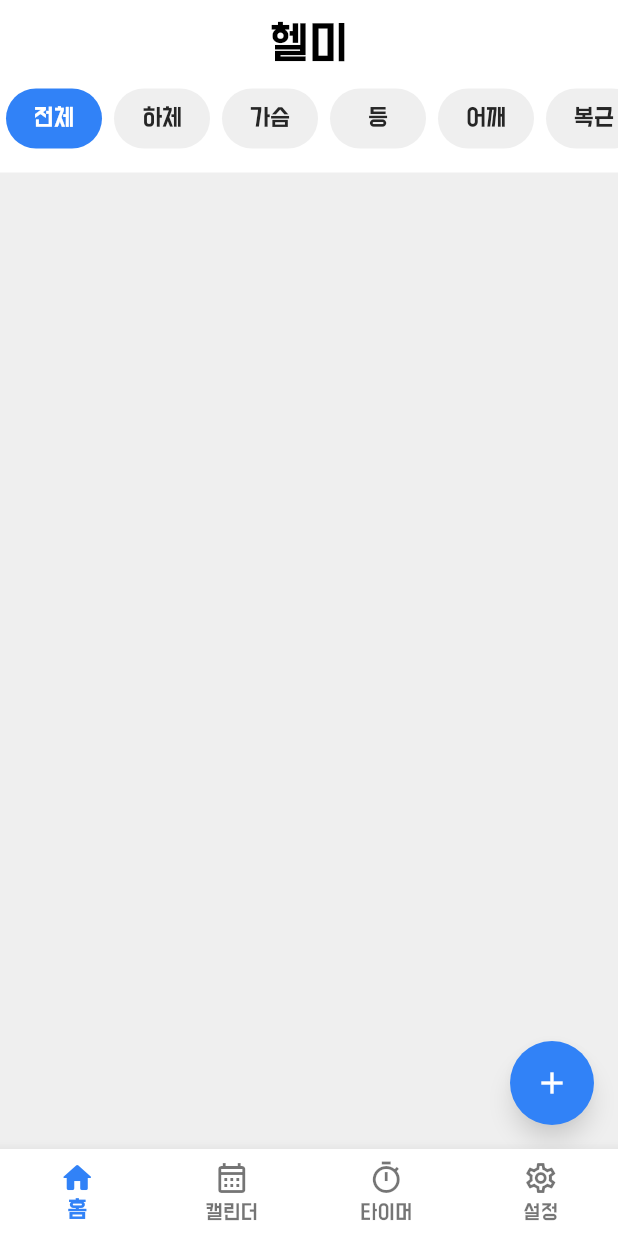
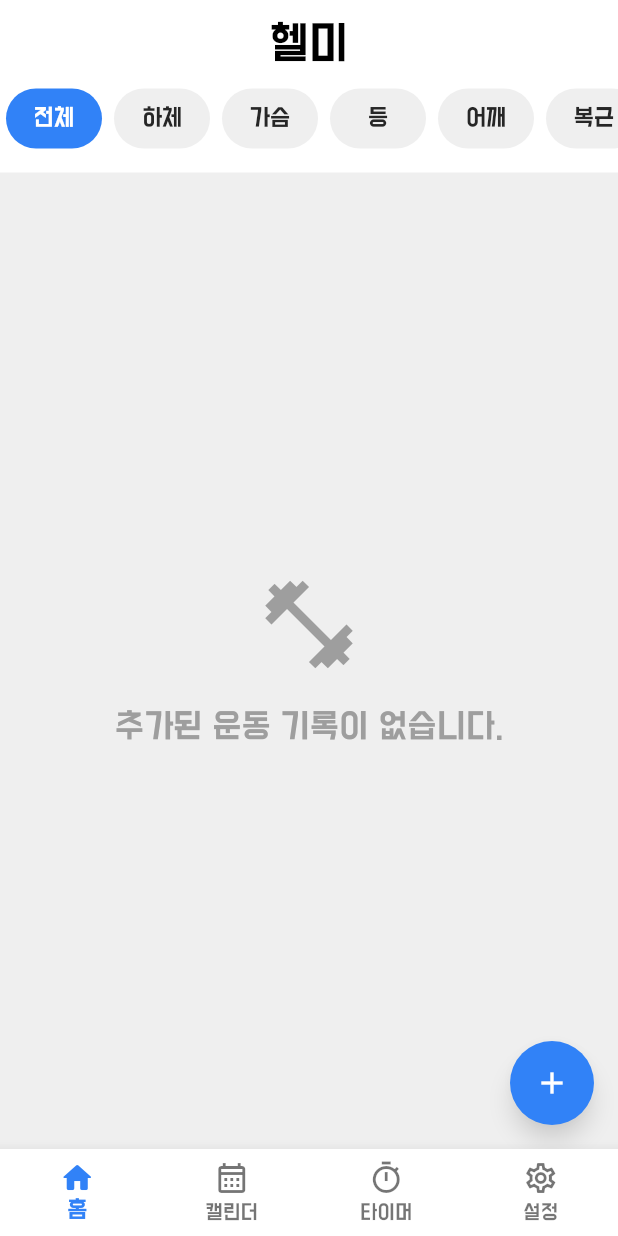
Before and after one commit to kang-min-seok/Helmy, a Flutter app: the screen it shows after launch, on a phone screen of 412 x 824 dp. Run offline on Flutter 3.47's test engine with Material 3 defaults, Android fonts, the phone set to English and light mode, and no system bars; our stand-ins replace flutter_local_notifications, hive, hive_flutter, table_calendar; accounts and stored records are empty; generated files the repository leaves out were written again.

Commit message:
Design: 캘린더 디자인 수정완료, 운동 기록 위젯 디자인 및 삭제 기능 수정

```diff
--- a/lib/pages/home_page.dart
+++ b/lib/pages/home_page.dart
@@ -232,7 +232,21 @@ class _HomePageState extends State<HomePage>
                 ),
                 backgroundColor: Theme.of(context).colorScheme.background,
               ),
-              SliverList(
+              workoutRecords.isEmpty
+                  ? SliverFillRemaining(
+                hasScrollBody: false,
+                child: Center(
+                  child: Column(
+                    mainAxisAlignment: MainAxisAlignment.center,
+                    children: [
+                      Icon(Icons.fitness_center, size: 70, color: Colors.grey),
+                      SizedBox(height: 20,),
+                      Text('추가된 운동 기록이 없습니다.', style: TextStyle(fontSize: 20, color: Colors.grey)),
+                    ],
+                  ),
+                ),
+              )
+                  : SliverList(
                 delegate: SliverChildBuilderDelegate(
                       (context, index) {
                     if (index >= workoutRecords.length) return const SizedBox.shrink();
@@ -296,7 +310,7 @@ class _HomePageState extends State<HomePage>
                       ),
                     );
                   },
-                  childCount: workoutRecords.length,
+                  childCount: workoutRecords.isEmpty ? 1 : workoutRecords.length,
                 ),
               ),
             ],
```
Also changed, not shown: lib/pages/calendar_page.dart (+100 -7 lines), lib/pages/setting_page.dart (+11 -11 lines), lib/pages/widgets/workout_record_widget.dart (+6 -7 lines).
